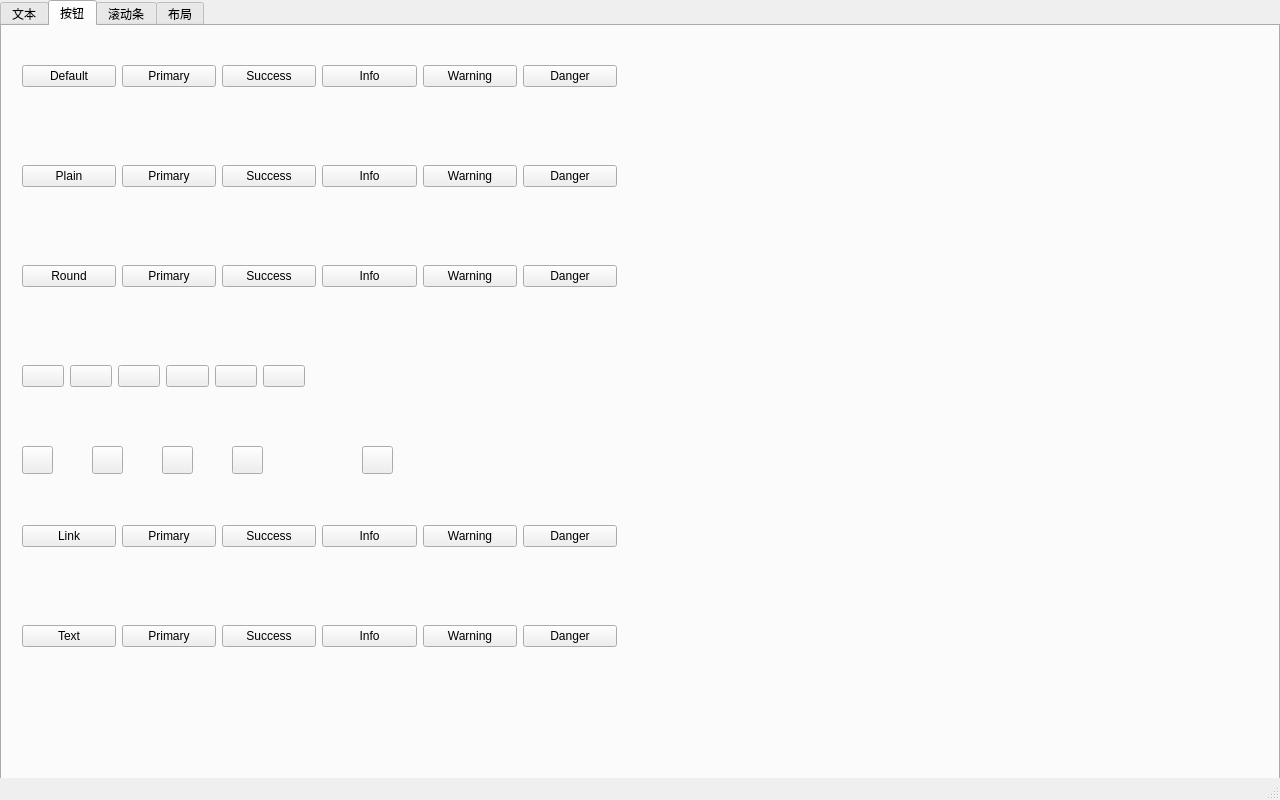
Before: the Qt Designer form example/mainwindow.ui in yyx-dev/qt-element-ui, drawn with Qt 5.
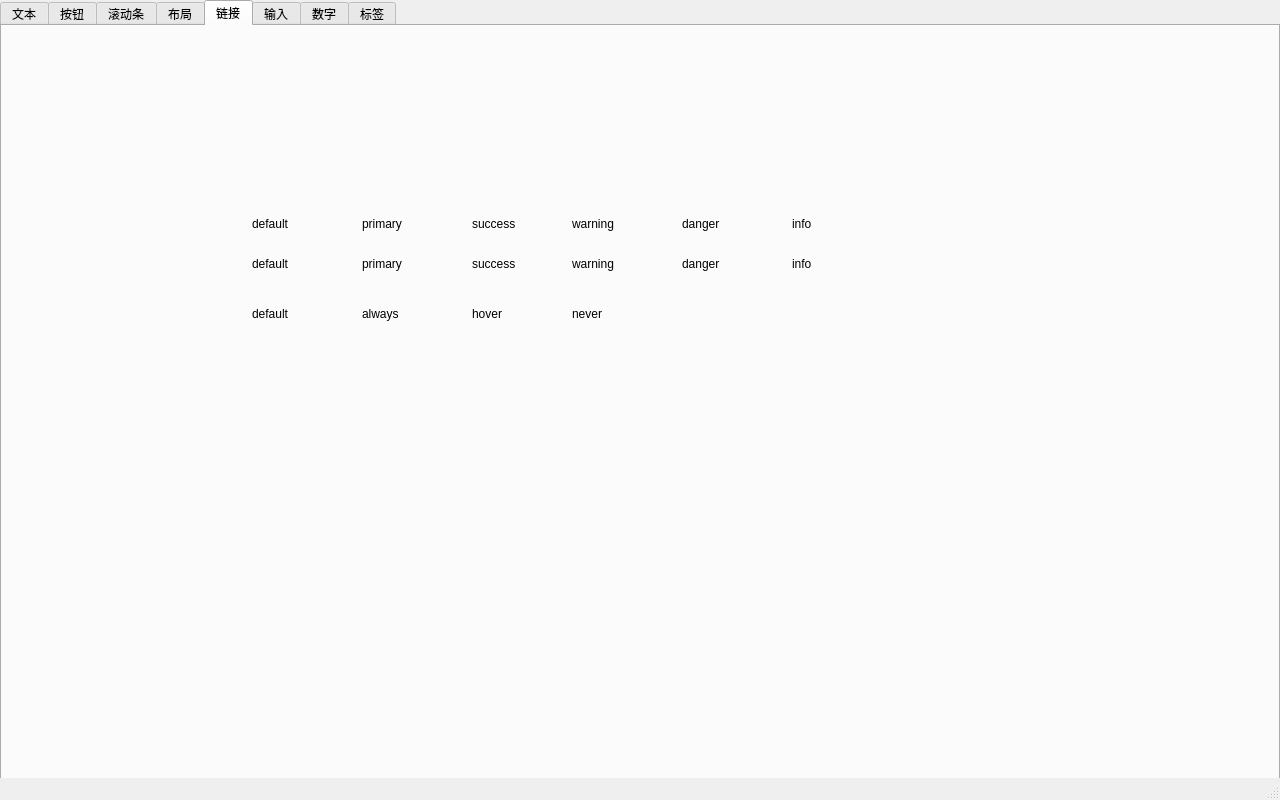
After: the same form once the commit is applied. The open tabs and pages were chosen to show the change. Custom widgets are drawn as their Qt base class.

```diff
--- a/example/mainwindow.ui
+++ b/example/mainwindow.ui
@@ -100,42 +100,42 @@
       </property>
       <layout class="QHBoxLayout" name="horizontalLayout_2">
        <item>
-        <widget class="QTElementUI::Button" name="pushButton_1">
+        <widget class="QTElementUI::Button" name="button_1">
          <property name="text">
           <string>Default</string>
          </property>
         </widget>
        </item>
        <item>
-        <widget class="QTElementUI::Button" name="pushButton_2">
+        <widget class="QTElementUI::Button" name="button_2">
          <property name="text">
           <string>Primary</string>
          </property>
         </widget>
        </item>
        <item>
-        <widget class="QTElementUI::Button" name="pushButton_3">
+        <widget class="QTElementUI::Button" name="button_3">
          <property name="text">
           <string>Success</string>
          </property>
         </widget>
        </item>
        <item>
-        <widget class="QTElementUI::Button" name="pushButton_4">
+        <widget class="QTElementUI::Button" name="button_4">
          <property name="text">
           <string>Info</string>
          </property>
         </widget>
        </item>
        <item>
-        <widget class="QTElementUI::Button" name="pushButton_5">
+        <widget class="QTElementUI::Button" name="button_5">
          <property name="text">
           <string>Warning</string>
          </property>
         </widget>
        </item>
        <item>
-        <widget class="QTElementUI::Button" name="pushButton_6">
+        <widget class="QTElementUI::Button" name="button_6">
          <property name="text">
           <string>Danger</string>
          </property>
@@ -154,42 +154,42 @@
       </property>
       <layout class="QHBoxLayout" name="horizontalLayout_3">
        <item>
-        <widget class="QTElementUI::Button" name="pushButton_7">
+        <widget class="QTElementUI::Button" name="button_7">
          <property name="text">
           <string>Plain</string>
          </property>
         </widget>
        </item>
        <item>
-        <widget class="QTElementUI::Button" name="pushButton_8">
+        <widget class="QTElementUI::Button" name="button_8">
          <property name="text">
           <string>Primary</string>
          </property>
         </widget>
        </item>
        <item>
-        <widget class="QTElementUI::Button" name="pushButton_9">
+        <widget class="QTElementUI::Button" name="button_9">
          <property name="text">
           <string>Success</string>
          </property>
         </widget>
        </item>
        <item>
-        <widget class="QTElementUI::Button" name="pushButton_10">
+        <widget class="QTElementUI::Button" name="button_10">
          <property name="text">
           <string>Info</string>
          </property>
         </widget>
        </item>
        <item>
-        <widget class="QTElementUI::Button" name="pushButton_11">
+        <widget class="QTElementUI::Button" name="button_11">
          <property name="text">
           <string>Warning</string>
          </property>
         </widget>
        </item>
        <item>
-        <widget class="QTElementUI::Button" name="pushButton_12">
+        <widget class="QTElementUI::Button" name="button_12">
          <property name="text">
           <string>Danger</string>
          </property>
@@ -208,42 +208,42 @@
       </property>
       <layout class="QHBoxLayout" name="horizontalLayout_4">
        <item>
-        <widget class="QTElementUI::Button" name="pushButton_13">
+        <widget class="QTElementUI::Button" name="button_13">
          <property name="text">
           <string>Round</string>
          </property>
         </widget>
        </item>
        <item>
-        <widget class="QTElementUI::Button" name="pushButton_14">
+        <widget class="QTElementUI::Button" name="button_14">
          <property name="text">
           <string>Primary</string>
          </property>
         </widget>
        </item>
        <item>
-        <widget class="QTElementUI::Button" name="pushButton_15">
+        <widget class="QTElementUI::Button" name="button_15">
          <property name="text">
           <string>Success</string>
          </property>
         </widget>
        </item>
        <item>
-        <widget class="QTElementUI::Button" name="pushButton_16">
+        <widget class="QTElementUI::Button" name="button_16">
          <property name="text">
           <string>Info</string>
          </property>
         </widget>
        </item>
        <item>
-        <widget class="QTElementUI::Button" name="pushButton_17">
+        <widget class="QTElementUI::Button" name="button_17">
          <property name="text">
           <string>Warning</string>
          </property>
         </widget>
        </item>
        <item>
-        <widget class="QTElementUI::Button" name="pushButton_18">
+        <widget class="QTElementUI::Button" name="button_18">
          <property name="text">
           <string>Danger</string>
          </property>
@@ -262,42 +262,42 @@
       </property>
       <layout class="QHBoxLayout" name="horizontalLayout_5">
        <item>
-        <widget class="QTElementUI::Button" name="pushButton_19">
+        <widget class="QTElementUI::Button" name="button_19">
          <property name="text">
           <string/>
          </property>
         </widget>
        </item>
        <item>
-        <widget class="QTElementUI::Button" name="pushButton_20">
+        <widget class="QTElementUI::Button" name="button_20">
          <property name="text">
           <string/>
          </property>
         </widget>
        </item>
        <item>
-        <widget class="QTElementUI::Button" name="pushButton_21">
+        <widget class="QTElementUI::Button" name="button_21">
          <property name="text">
           <string/>
          </property>
         </widget>
        </item>
        <item>
-        <widget class="QTElementUI::Button" name="pushButton_22">
+        <widget class="QTElementUI::Button" name="button_22">
          <property name="text">
           <string/>
          </property>
         </widget>
        </item>
        <item>
-        <widget class="QTElementUI::Button" name="pushButton_23">
+        <widget class="QTElementUI::Button" name="button_23">
          <property name="text">
           <string/>
          </property>
         </widget>
        </item>
        <item>
-        <widget class="QTElementUI::Button" name="pushButton_24">
+        <widget class="QTElementUI::Button" name="button_24">
          <property name="text">
           <string/>
          </property>
@@ -305,7 +305,7 @@
        </item>
       </layout>
      </widget>
-     <widget class="QTElementUI::Button" name="pushButton_28">
+     <widget class="QTElementUI::Button" name="button_28">
       <property name="geometry">
        <rect>
         <x>230</x>
@@ -318,7 +318,7 @@
        <string/>
       </property>
      </widget>
-     <widget class="QTElementUI::Button" name="pushButton_25">
+     <widget class="QTElementUI::Button" name="button_25">
       <property name="geometry">
        <rect>
         <x>20</x>
@@ -331,7 +331,7 @@
        <string/>
       </property>
      </widget>
-     <widget class="QTElementUI::Button" name="pushButton_26">
+     <widget class="QTElementUI::Button" name="button_26">
       <property name="geometry">
        <rect>
         <x>90</x>
@@ -344,7 +344,7 @@
        <string/>
       </property>
      </widget>
-     <widget class="QTElementUI::Button" name="pushButton_27">
+     <widget class="QTElementUI::Button" name="button_27">
       <property name="geometry">
        <rect>
         <x>160</x>
@@ -357,7 +357,7 @@
        <string/>
       </property>
      </widget>
-     <widget class="QTElementUI::Button" name="pushButton_29">
+     <widget class="QTElementUI::Button" name="button_29">
       <property name="geometry">
        <rect>
         <x>360</x>
@@ -381,42 +381,42 @@
       </property>
       <layout class="QHBoxLayout" name="horizontalLayout_6">
        <item>
-        <widget class="QTElementUI::Button" name="pushButton_30">
+        <widget class="QTElementUI::Button" name="button_30">
          <property name="text">
           <string>Link</string>
          </property>
         </widget>
        </item>
        <item>
-        <widget class="QTElementUI::Button" name="pushButton_31">
+        <widget class="QTElementUI::Button" name="button_31">
          <property name="text">
           <string>Primary</string>
          </property>
         </widget>
        </item>
        <item>
-        <widget class="QTElementUI::Button" name="pushButton_32">
+        <widget class="QTElementUI::Button" name="button_32">
          <property name="text">
           <string>Success</string>
          </property>
         </widget>
        </item>
        <item>
-        <widget class="QTElementUI::Button" name="pushButton_33">
+        <widget class="QTElementUI::Button" name="button_33">
          <property name="text">
           <string>Info</string>
          </property>
         </widget>
        </item>
        <item>
-        <widget class="QTElementUI::Button" name="pushButton_34">
+        <widget class="QTElementUI::Button" name="button_34">
          <property name="text">
           <string>Warning</string>
          </property>
         </widget>
        </item>
        <item>
-        <widget class="QTElementUI::Button" name="pushButton_35">
+        <widget class="QTElementUI::Button" name="button_35">
          <property name="text">
           <string>Danger</string>
          </property>
@@ -435,42 +435,42 @@
       </property>
       <layout class="QHBoxLayout" name="horizontalLayout_7">
        <item>
-        <widget class="QTElementUI::Button" name="pushButton_36">
+        <widget class="QTElementUI::Button" name="button_36">
          <property name="text">
           <string>Text</string>
          </property>
         </widget>
        </item>
        <item>
-        <widget class="QTElementUI::Button" name="pushButton_37">
+        <widget class="QTElementUI::Button" name="button_37">
          <property name="text">
           <string>Primary</string>
          </property>
         </widget>
        </item>
        <item>
-        <widget class="QTElementUI::Button" name="pushButton_38">
+        <widget class="QTElementUI::Button" name="button_38">
          <property name="text">
           <string>Success</string>
          </property>
         </widget>
        </item>
        <item>
-        <widget class="QTElementUI::Button" name="pushButton_39">
+        <widget class="QTElementUI::Button" name="button_39">
          <property name="text">
           <string>Info</string>
          </property>
         </widget>
        </item>
        <item>
-        <widget class="QTElementUI::Button" name="pushButton_40">
+        <widget class="QTElementUI::Button" name="button_40">
          <property name="text">
           <string>Warning</string>
          </property>
         </widget>
        </item>
        <item>
-        <widget class="QTElementUI::Button" name="pushButton_41">
+        <widget class="QTElementUI::Button" name="button_41">
          <property name="text">
           <string>Danger</string>
          </property>
@@ -512,6 +512,324 @@
       <string>布局</string>
      </attribute>
     </widget>
+    <widget class="QWidget" name="tab_5">
+     <attribute name="title">
+      <string>链接</string>
+     </attribute>
+     <widget class="QTElementUI::Link" name="link_1">
+      <property name="geometry">
+       <rect>
+        <x>250</x>
+        <y>190</y>
+        <width>72</width>
+        <height>15</height>
+       </rect>
+      </property>
+      <property name="text">
+       <string>default</string>
+      </property>
+     </widget>
+     <widget class="QTElementUI::Link" name="link_2">
+      <property name="geometry">
+       <rect>
+        <x>360</x>
+        <y>190</y>
+        <width>72</width>
+        <height>15</height>
+       </rect>
+      </property>
+      <property name="text">
+       <string>primary</string>
+      </property>
+     </widget>
+     <widget class="QTElementUI::Link" name="link_3">
+      <property name="geometry">
+       <rect>
+        <x>470</x>
+        <y>190</y>
+        <width>72</width>
+        <height>15</height>
+       </rect>
+      </property>
+      <property name="text">
+       <string>success</string>
+      </property>
+     </widget>
+     <widget class="QTElementUI::Link" name="link_4">
+      <property name="geometry">
+       <rect>
+        <x>570</x>
+        <y>190</y>
+        <width>72</width>
+        <height>15</height>
+       </rect>
+      </property>
+      <property name="text">
+       <string>warning</string>
+      </property>
+     </widget>
+     <widget class="QTElementUI::Link" name="link_5">
+      <property name="geometry">
+       <rect>
+        <x>680</x>
+        <y>190</y>
+        <width>72</width>
+        <height>15</height>
+       </rect>
+      </property>
+      <property name="text">
+       <string>danger</string>
+      </property>
+     </widget>
+     <widget class="QTElementUI::Link" name="link_6">
+      <property name="geometry">
+       <rect>
+        <x>790</x>
+        <y>190</y>
+        <width>72</width>
+        <height>15</height>
+       </rect>
+      </property>
+      <property name="text">
+       <string>info</string>
+      </property>
+     </widget>
+     <widget class="QTElementUI::Link" name="link_7">
+      <property name="geometry">
+       <rect>
+        <x>250</x>
+        <y>230</y>
+        <width>72</width>
+        <height>15</height>
+       </rect>
+      </property>
+      <property name="text">
+       <string>default</string>
+      </property>
+     </widget>
+     <widget class="QTElementUI::Link" name="link_8">
+      <property name="geometry">
+       <rect>
+        <x>360</x>
+        <y>230</y>
+        <width>72</width>
+        <height>15</height>
+       </rect>
+      </property>
+      <property name="text">
+       <string>primary</string>
+      </property>
+     </widget>
+     <widget class="QTElementUI::Link" name="link_9">
+      <property name="geometry">
+       <rect>
+        <x>470</x>
+        <y>230</y>
+        <width>72</width>
+        <height>15</height>
+       </rect>
+      </property>
+      <property name="text">
+       <string>success</string>
+      </property>
+     </widget>
+     <widget class="QTElementUI::Link" name="link_10">
+      <property name="geometry">
+       <rect>
+        <x>570</x>
+        <y>230</y>
+        <width>72</width>
+        <height>15</height>
+       </rect>
+      </property>
+      <property name="text">
+       <string>warning</string>
+      </property>
+     </widget>
+     <widget class="QTElementUI::Link" name="link_11">
+      <property name="geometry">
+       <rect>
+        <x>680</x>
+        <y>230</y>
+        <width>72</width>
+        <height>15</height>
+       </rect>
+      </property>
+      <property name="text">
+       <string>danger</string>
+      </property>
+     </widget>
+     <widget class="QTElementUI::Link" name="link_12">
+      <property name="geometry">
+       <rect>
+        <x>790</x>
+        <y>230</y>
+        <width>72</width>
+        <height>15</height>
+       </rect>
+      </property>
+      <property name="text">
+       <string>info</string>
+      </property>
+     </widget>
+     <widget class="QTElementUI::Link" name="link_13">
+      <property name="geometry">
+       <rect>
+        <x>250</x>
+        <y>280</y>
+        <width>72</width>
+        <height>15</height>
+       </rect>
+      </property>
+      <property name="text">
+       <string>default</string>
+      </property>
+     </widget>
+     <widget class="QTElementUI::Link" name="link_14">
+      <property name="geometry">
+       <rect>
+        <x>360</x>
+        <y>280</y>
+        <width>72</width>
+        <height>15</height>
+       </rect>
+      </property>
+      <property name="text">
+       <string>always</string>
+      </property>
+     </widget>
+     <widget class="QTElementUI::Link" name="link_15">
+      <property name="geometry">
+       <rect>
+        <x>470</x>
+        <y>280</y>
+        <width>72</width>
+        <height>15</height>
+       </rect>
+      </property>
+      <property name="text">
+       <string>hover</string>
+      </property>
+     </widget>
+     <widget class="QTElementUI::Link" name="link_16">
+      <property name="geometry">
+       <rect>
+        <x>570</x>
+        <y>280</y>
+        <width>72</width>
+        <height>15</height>
+       </rect>
+      </property>
+      <property name="text">
+       <string>never</string>
+      </property>
+     </widget>
+    </widget>
+    <widget class="QWidget" name="tab_6">
+     <attribute name="title">
+      <string>输入</string>
+     </attribute>
+     <widget class="QTElementUI::Input" name="input_1">
+      <property name="geometry">
+       <rect>
+        <x>70</x>
+        <y>60</y>
+        <width>113</width>
+        <height>21</height>
+       </rect>
+      </property>
+     </widget>
+     <widget class="QTElementUI::Input" name="input_2">
+      <property name="geometry">
+       <rect>
+        <x>70</x>
+        <y>120</y>
+        <width>113</width>
+        <height>21</height>
+       </rect>
+      </property>
+     </widget>
+     <widget class="QTElementUI::Input" name="input_3">
+      <property name="geometry">
+       <rect>
+        <x>70</x>
+        <y>180</y>
+        <width>113</width>
+        <height>21</height>
+       </rect>
+      </property>
+     </widget>
+     <widget class="QTElementUI::Input" name="input_4">
+      <property name="geometry">
+       <rect>
+        <x>70</x>
+        <y>240</y>
+        <width>113</width>
+        <height>21</height>
+       </rect>
+      </property>
+     </widget>
+     <widget class="QTElementUI::Input" name="input_5">
+      <property name="geometry">
+       <rect>
+        <x>70</x>
+        <y>300</y>
+        <width>113</width>
+        <height>21</height>
+       </rect>
+      </property>
+     </widget>
+     <widget class="QTElementUI::Input" name="input_6">
+      <property name="geometry">
+       <rect>
+        <x>70</x>
+        <y>360</y>
+        <width>113</width>
+        <height>21</height>
+       </rect>
+      </property>
+     </widget>
+     <widget class="QTElementUI::Input" name="input_7">
+      <property name="geometry">
+       <rect>
+        <x>70</x>
+        <y>430</y>
+        <width>113</width>
+        <height>21</height>
+       </rect>
+      </property>
+     </widget>
+     <widget class="QTElementUI::Input" name="input_8">
+      <property name="geometry">
+       <rect>
+        <x>70</x>
+        <y>490</y>
+        <width>113</width>
+        <height>21</height>
+       </rect>
+      </property>
+     </widget>
+     <widget class="QTElementUI::Input" name="input_9">
+      <property name="geometry">
+       <rect>
+        <x>70</x>
+        <y>550</y>
+        <width>113</width>
+        <height>21</height>
+       </rect>
+      </property>
+     </widget>
+    </widget>
+    <widget class="QWidget" name="tab_7">
+     <attribute name="title">
+      <string>数字</string>
+     </attribute>
+    </widget>
+    <widget class="QWidget" name="tab_8">
+     <attribute name="title">
+      <string>标签</string>
+     </attribute>
+    </widget>
    </widget>
   </widget>
   <widget class="QStatusBar" name="statusbar"/>
@@ -525,7 +843,17 @@
   <customwidget>
    <class>QTElementUI::Button</class>
    <extends>QPushButton</extends>
-   <header>components/include/button.h</header>
+   <header>button.h</header>
+  </customwidget>
+  <customwidget>
+   <class>QTElementUI::Link</class>
+   <extends>QLabel</extends>
+   <header>link.h</header>
+  </customwidget>
+  <customwidget>
+   <class>QTElementUI::Input</class>
+   <extends>QLineEdit</extends>
+   <header>input.h</header>
   </customwidget>
  </customwidgets>
  <resources/>
```
Left out of the diff: 6 changed lines with no effect on the pictures.
